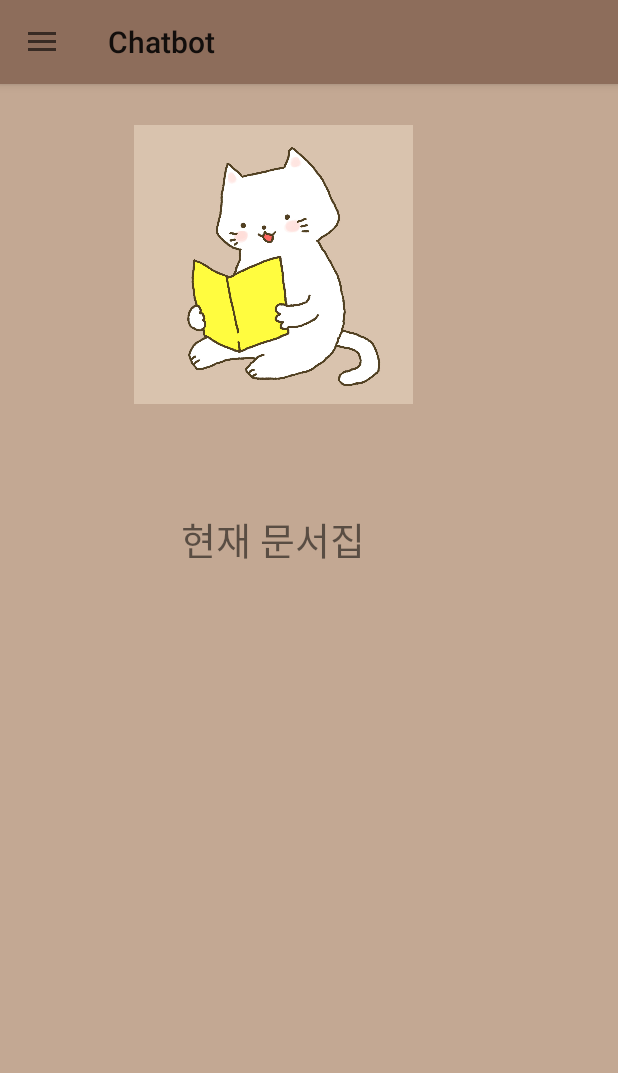
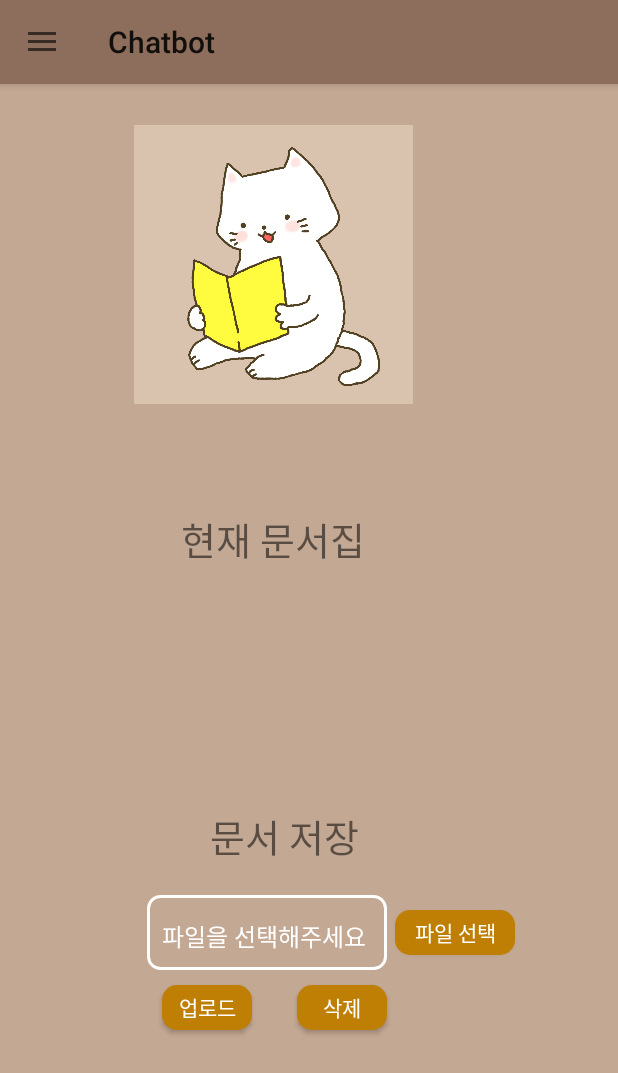
Before and after one commit to rlaaudgjs2/app_chatbot, an Android app: the fragment Old_Document placed in its activity, on a phone screen of 412 x 824 dp. Shown: the top 1073 px of the screen. Run offline under Robolectric (Android 15) with nearby library versions, the phone set to English and light mode, and no system bars.

Commit message:
uid Singleton패턴 사용 변환. Group, document 버그 및 오류 수정 완료

```diff
--- a/app/src/main/java/com/example/chatbot/Old_Document.java
+++ b/app/src/main/java/com/example/chatbot/Old_Document.java
@@ -1,68 +1,124 @@
 package com.example.chatbot;
 
+import android.app.Activity;
+import android.content.Intent;
+import android.database.Cursor;
+import android.net.Uri;
 import android.os.Bundle;
-
-import androidx.fragment.app.Fragment;
-
+import android.provider.OpenableColumns;
+import android.util.Log;
 import android.view.LayoutInflater;
 import android.view.View;
 import android.view.ViewGroup;
 import android.widget.Button;
 import android.widget.EditText;
+import android.widget.TextView;
+import android.widget.Toast;
 
-/**
- * A simple {@link Fragment} subclass.
- * Use the {@link Old_Document#newInstance} factory method to
- * create an instance of this fragment.
- */
+import androidx.fragment.app.Fragment;
+
+import java.io.File;
+
 public class Old_Document extends Fragment {
 
-    // TODO: Rename parameter arguments, choose names that match
-    // the fragment initialization parameters, e.g. ARG_ITEM_NUMBER
-    private static final String ARG_PARAM1 = "param1";
-    private static final String ARG_PARAM2 = "param2";
+    private static final int PICK_FILE_REQUEST = 1;
+    private Uri selectedFileUri;
 
-    // TODO: Rename and change types of parameters
-    private String mParam1;
-    private String mParam2;
-
+    private TextView viewFilename;
+    private Button selectFileButton;
+    private Button uploadButton;
+    private Button document_delete;
 
     public Old_Document() {
         // Required empty public constructor
     }
 
-    /**
-     * Use this factory method to create a new instance of
-     * this fragment using the provided parameters.
-     *
-     * @param param1 Parameter 1.
-     * @param param2 Parameter 2.
-     * @return A new instance of fragment Old_Document.
-     */
-    // TODO: Rename and change types and number of parameters
-    public static Old_Document newInstance(String param1, String param2) {
-        Old_Document fragment = new Old_Document();
-        Bundle args = new Bundle();
-        args.putString(ARG_PARAM1, param1);
-        args.putString(ARG_PARAM2, param2);
-        fragment.setArguments(args);
-        return fragment;
+    @Override
+    public View onCreateView(LayoutInflater inflater, ViewGroup container,
+                             Bundle savedInstanceState) {
+        View view = inflater.inflate(R.layout.fragment_old__document, container, false);
+
+        // Initialize views
+        viewFilename = view.findViewById(R.id.viewFilename);
+
+        // Set click listener for selectFileButton
+        view.findViewById(R.id.selectFileButton).setOnClickListener(new View.OnClickListener() {
+            @Override
+            public void onClick(View v) {
+                showFileChooser();
+            }
+        });
+
+        // Set click listener for uploadButton
+        view.findViewById(R.id.uploadButton).setOnClickListener(new View.OnClickListener() {
+            @Override
+            public void onClick(View v) {
+                // 선택된 파일이 있으면 업로드 진행
+                if (selectedFileUri != null) {
+                    uploadFile(selectedFileUri);
+                } else {
+                    Toast.makeText(getActivity(), "Please select a file first", Toast.LENGTH_SHORT).show();
+                }
+            }
+        });
+
+        return view;
     }
 
+    // Method to show file chooser dialog
+    private void showFileChooser() {
+        Log.e("FileUpload", "showFileChooser() 호출");
+        Intent intent = new Intent(Intent.ACTION_GET_CONTENT);
+        intent.setType("application/pdf"); // Only PDF files
+        startActivityForResult(intent, PICK_FILE_REQUEST);
+    }
+
+    // Method to handle file selection result
     @Override
-    public void onCreate(Bundle savedInstanceState) {
-        super.onCreate(savedInstanceState);
-        if (getArguments() != null) {
-            mParam1 = getArguments().getString(ARG_PARAM1);
-            mParam2 = getArguments().getString(ARG_PARAM2);
+    public void onActivityResult(int requestCode, int resultCode, Intent data) {
+        super.onActivityResult(requestCode, resultCode, data);
+
+        if (requestCode == PICK_FILE_REQUEST && resultCode == Activity.RESULT_OK) {
+            if (data != null && data.getData() != null) {
+                selectedFileUri = data.getData();
+                // Check if the selected file is a PDF
+                String mimeType = getActivity().getContentResolver().getType(selectedFileUri);
+                if (mimeType != null && mimeType.equals("application/pdf")) {
+                    // 파일명을 TextView에 설정
+                    String selectedFileName = getFileName(selectedFileUri);
+                    viewFilename.setText(selectedFileName);
+                } else {
+                    // Show warning message for invalid file type
+                    Toast.makeText(getActivity(), "Only PDF files are allowed", Toast.LENGTH_SHORT).show();
+                }
+            }
         }
     }
 
-    @Override
-    public View onCreateView(LayoutInflater inflater, ViewGroup container,
-                             Bundle savedInstanceState) {
-        // Inflate the layout for this fragment
+    // Method to upload file
+    private void uploadFile(Uri fileUri) {
+        File file = new File(fileUri.getPath());
+        // 파일 업로드 로직을 여기에 추가합니다.
+    }
 
-        return inflater.inflate(R.layout.fragment_old__document, container, false);
+    // Method to get file name from Uri
+    private String getFileName(Uri uri) {
+        String result = null;
+        if (uri.getScheme().equals("content")) {
+            getActivity().getContentResolver().query(uri, null, null, null, null);
+            try (Cursor cursor = getActivity().getContentResolver().query(uri, null, null, null, null)) {
+                if (cursor != null && cursor.moveToFirst()) {
+                    result = cursor.getString(cursor.getColumnIndexOrThrow(OpenableColumns.DISPLAY_NAME));
+                }
+            }
+        }
+        if (result == null) {
+            result = uri.getPath();
+            int cut = result.lastIndexOf('/');
+            if (cut != -1) {
+                result = result.substring(cut + 1);
+            }
+        }
+        return result;
     }
 }
--- a/app/src/main/java/com/example/chatbot/SignIn.java
+++ b/app/src/main/java/com/example/chatbot/SignIn.java
@@ -103,9 +103,11 @@ public class SignIn extends Fragment  {
                         if (task.isSuccessful()) {
                             // 로그인 성공
                             FirebaseUser user = mAuth.getCurrentUser();
-
+                            String uid = user.getUid();
                             Toast.makeText(getContext(), "로그인 성공: ",Toast.LENGTH_SHORT).show();
                             groupCheck();
+                            UidSingleton singleton = UidSingleton.getInstance();
+                            singleton.setUid(uid);
                         } else {
                             // 로그인 실패
                             Toast.makeText(getContext(), "로그인 실패: "+ "정보를 다시확인해주세요", Toast.LENGTH_SHORT).show();
@@ -146,6 +148,7 @@ public class SignIn extends Fragment  {
                             Bundle bundle = new Bundle();
                             bundle.putString("uid", document.getId());
                             bundle.putString("userId", id);
+
                             // Fragment 전환을 위해 아이디 정보를 포함한 Bundle을 인자로 넘김
                             Fragment groupCreate = new GroupCreate();
                             groupCreate.setArguments(bundle);
--- a/app/src/main/res/layout/fragment_old__document.xml
+++ b/app/src/main/res/layout/fragment_old__document.xml
@@ -36,5 +36,81 @@
         app:layout_constraintTop_toTopOf="parent"
         app:layout_constraintVertical_bias="0.433" />
 
+    <TextView
+        android:id="@+id/txt_oldGroup"
+        android:layout_width="wrap_content"
+        android:layout_height="wrap_content"
+        android:text="문서 저장"
+        android:textSize="25dp"
+        app:layout_constraintBottom_toBottomOf="parent"
+        app:layout_constraintEnd_toEndOf="parent"
+        app:layout_constraintHorizontal_bias="0.448"
+        app:layout_constraintStart_toStartOf="parent"
+        app:layout_constraintTop_toTopOf="parent"
+        app:layout_constraintVertical_bias="0.685" />
+
+    <TextView
+        android:id="@+id/viewFilename"
+        android:layout_width="160dp"
+        android:layout_height="50dp"
+        android:layout_marginTop="20dp"
+        android:background="@drawable/edit_box"
+        android:ems="10"
+        android:paddingStart="10dp"
+        android:paddingTop="15dp"
+        android:text="파일을 선택해주세요"
+        android:textColor="@color/white"
+        android:textColorHint="@color/white"
+        android:textSize="16dp"
+        app:layout_constraintHorizontal_bias="0.39"
+        app:layout_constraintTop_toBottomOf="@+id/txt_oldGroup"
+        app:layout_constraintLeft_toLeftOf="parent"
+        app:layout_constraintRight_toRightOf="parent"
+        />
+
+    <Button
+        android:id="@+id/selectFileButton"
+        android:layout_width="80dp"
+        android:layout_height="30dp"
+        android:background="@drawable/recived"
+        android:text="파일 선택"
+        android:textColor="@color/white"
+        app:layout_constraintBottom_toBottomOf="@id/viewFilename"
+        app:layout_constraintTop_toTopOf="@+id/viewFilename"
+        app:layout_constraintLeft_toRightOf="@+id/viewFilename"
+        android:layout_marginStart="5dp"
+        />
+
+    <Button
+        android:id="@+id/document_delete"
+        android:layout_width="60dp"
+        android:layout_height="30dp"
+        android:layout_marginTop="10dp"
+        android:background="@drawable/recived"
+        android:text="삭제"
+        android:textColor="@color/white"
+        app:layout_constraintTop_toBottomOf="@+id/viewFilename"
+        app:layout_constraintRight_toRightOf="@+id/viewFilename" />
+
+    <Button
+        android:id="@+id/uploadButton"
+        android:layout_width="60dp"
+        android:layout_height="30dp"
+        android:background="@drawable/recived"
+        android:layout_marginTop="10dp"
+        android:layout_marginLeft="10dp"
+        android:text="업로드"
+        android:textColor="@color/white"
+        app:layout_constraintTop_toBottomOf="@+id/viewFilename"
+        app:layout_constraintLeft_toLeftOf="@+id/viewFilename"
+        />
+
+    <Spinner
+        android:id="@+id/spinner"
+        android:layout_width="409dp"
+        android:layout_height="wrap_content"
+        tools:layout_editor_absoluteX="-56dp"
+        tools:layout_editor_absoluteY="382dp" />
+
 
 </androidx.constraintlayout.widget.ConstraintLayout>
```
Also changed, not shown: app/src/main/java/com/example/chatbot/Document.java (+57 -97 lines), app/src/main/java/com/example/chatbot/GroupCreate.java (+4 -4 lines), app/src/main/java/com/example/chatbot/UidSingleton.java (added, +24 -0 lines), app/src/main/res/layout/fragment_document.xml (+7 -73 lines).
